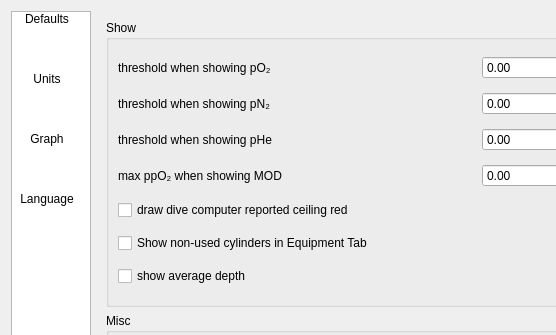
First picture: the form in qt-ui/preferences.ui, repository subsurface/subsurface, before the edit; both pictures show x 0 to 556 and y 0 to 335 of the 872 by 648 pixel window.
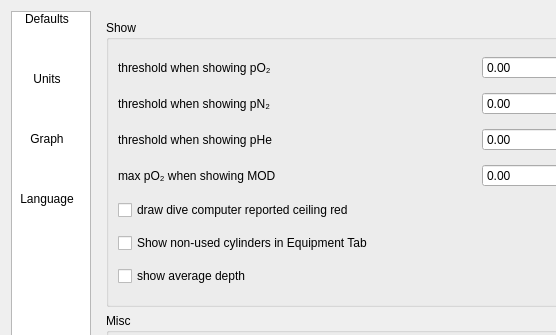
Second picture: the form after the edit. The open tabs and pages were chosen to show the change. Icons and pictures are not drawn.

The edit to the form file:
```diff
--- a/qt-ui/preferences.ui
+++ b/qt-ui/preferences.ui
@@ -633,7 +633,7 @@
                  <bool>true</bool>
                 </property>
                 <property name="text">
-                 <string>max ppO₂ when showing MOD</string>
+                 <string>max pO₂ when showing MOD</string>
                 </property>
                </widget>
               </item>
```
Left out of the diff: 2 changed lines with no effect on the pictures.
